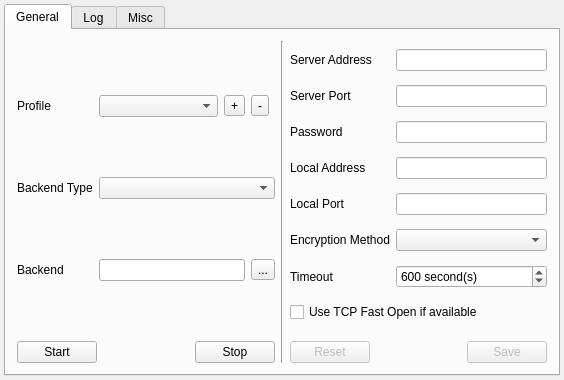
Qt form src/mainwindow.ui (shadowsocks/shadowsocks-qt5) before a commit.
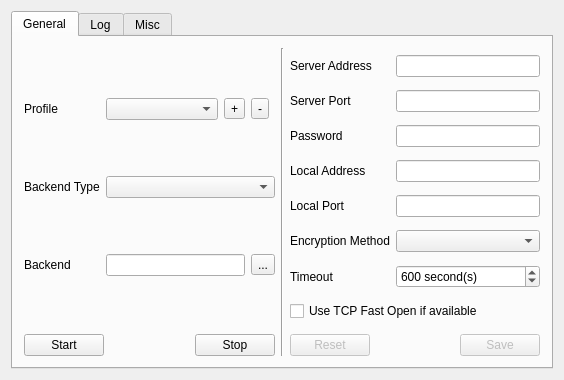
The same form after that commit. Icons and pictures are not drawn.

Commit message: smaller border margins for Windows. normal border margins for Linux.

The edit to the form file:
```diff
--- a/src/mainwindow.ui
+++ b/src/mainwindow.ui
@@ -31,18 +31,6 @@
   </property>
   <widget class="QWidget" name="centralWidget">
    <layout class="QVBoxLayout" name="verticalLayout">
-    <property name="leftMargin">
-     <number>4</number>
-    </property>
-    <property name="topMargin">
-     <number>4</number>
-    </property>
-    <property name="rightMargin">
-     <number>4</number>
-    </property>
-    <property name="bottomMargin">
-     <number>4</number>
-    </property>
     <item>
      <widget class="QTabWidget" name="tabWidget">
       <property name="currentIndex">
```
Left out of the diff: 19 changed lines with no effect on the pictures. The commit also changes 1 other file.
